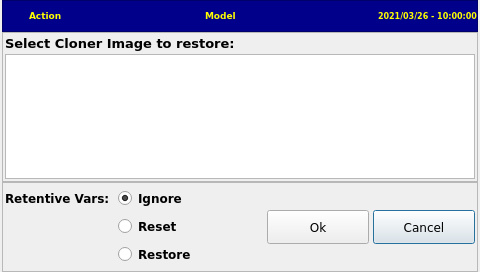
Old version of the form chooseimage.ui in the repository MECTsrl/cloner.
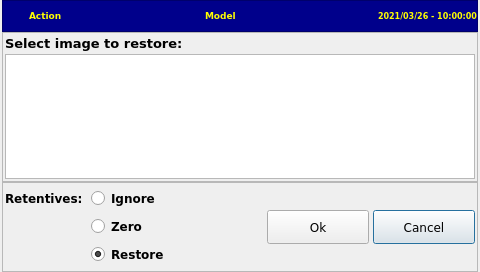
New version of the form. Icons and pictures are not drawn.

Commit message: Cloner: SSH page

```diff
--- a/chooseimage.ui
+++ b/chooseimage.ui
@@ -237,7 +237,7 @@
          </font>
         </property>
         <property name="text">
-         <string>Select Cloner Image to restore:</string>
+         <string>Select image to restore:</string>
         </property>
        </widget>
       </item>
@@ -317,7 +317,7 @@
            </font>
           </property>
           <property name="text">
-           <string notr="true">Reset</string>
+           <string notr="true">Zero</string>
           </property>
           <property name="checked">
            <bool>false</bool>
@@ -344,7 +344,7 @@
            <string notr="true">Ignore</string>
           </property>
           <property name="checked">
-           <bool>true</bool>
+           <bool>false</bool>
           </property>
          </widget>
         </item>
@@ -367,6 +367,9 @@
           <property name="text">
            <string notr="true">Restore</string>
           </property>
+          <property name="checked">
+           <bool>true</bool>
+          </property>
          </widget>
         </item>
         <item row="0" column="0" alignment="Qt::AlignVCenter">
@@ -386,7 +389,7 @@
            </font>
           </property>
           <property name="text">
-           <string>Retentive Vars:</string>
+           <string>Retentives:</string>
           </property>
          </widget>
         </item>
```
The commit also changes 8 other files.
